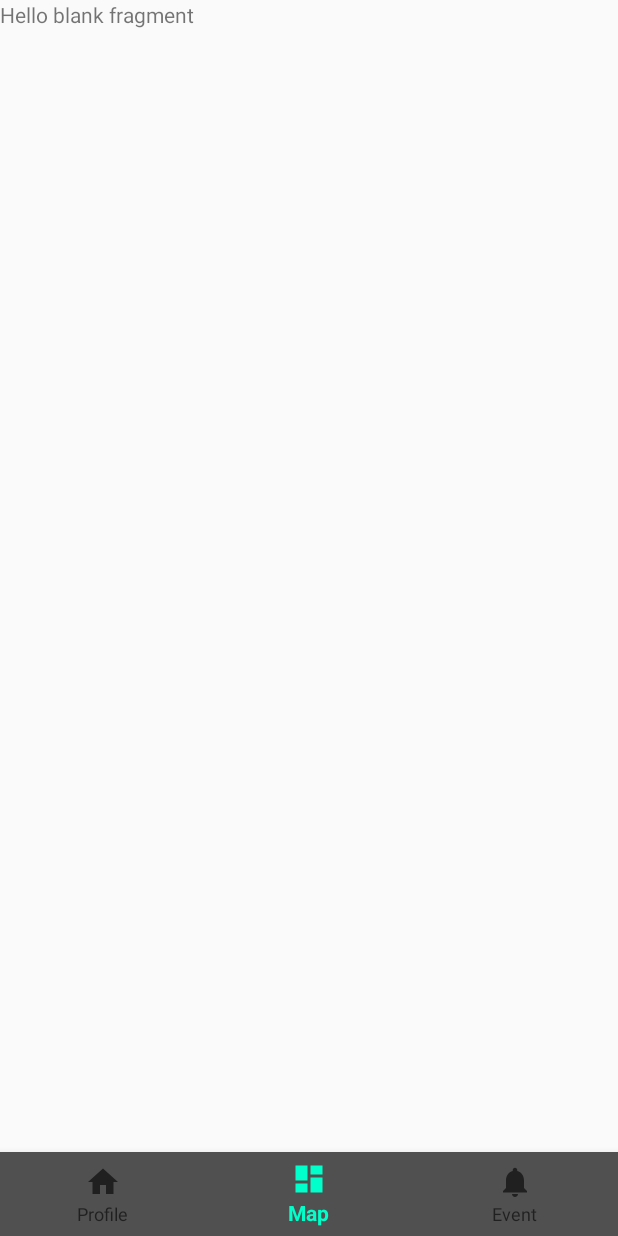
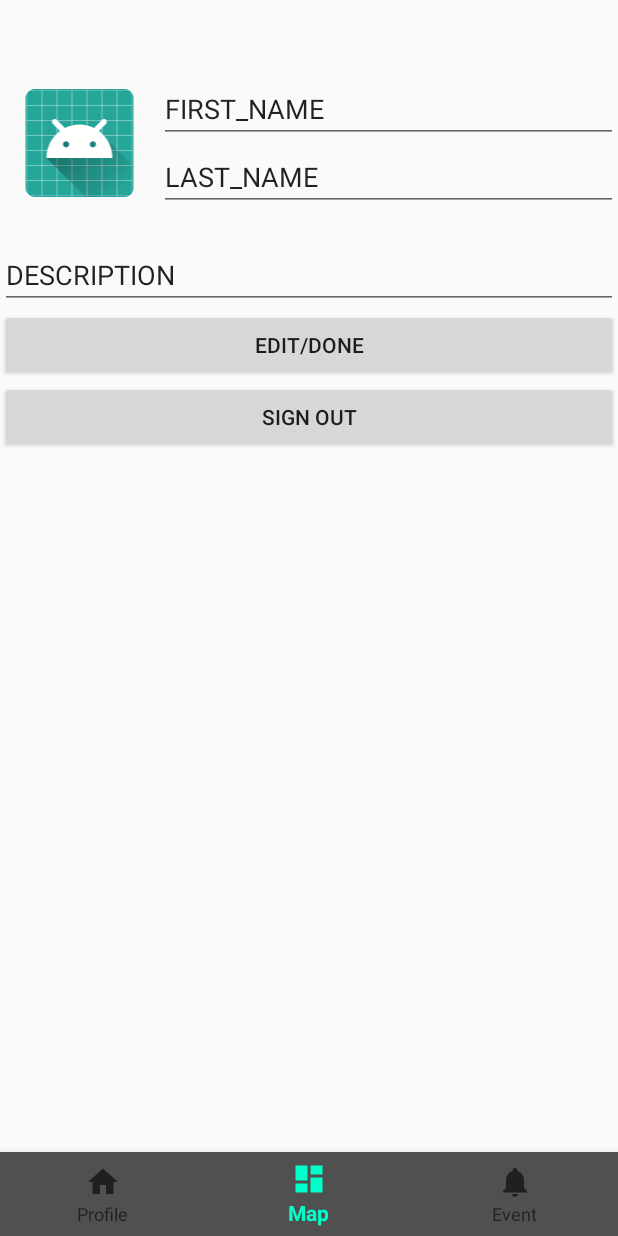
Before and after one commit to osaesm/MeetupMarker, an Android app: the fragment ProfileFragment placed in its activity, on a phone screen of 412 x 824 dp. Run offline under Robolectric (Android 15) with nearby library versions, the phone set to English and light mode, and no system bars.

Commit message:
start profile fragment

```diff
--- a/app/src/main/res/layout/fragment_event.xml
+++ b/app/src/main/res/layout/fragment_event.xml
@@ -8,6 +8,6 @@
     <TextView
         android:layout_width="match_parent"
         android:layout_height="match_parent"
-        android:text="@string/hello_blank_fragment" />
+        android:text="in EVENT Fragment" />
 
 </FrameLayout>
--- a/app/src/main/res/layout/fragment_map_activity.xml
+++ b/app/src/main/res/layout/fragment_map_activity.xml
@@ -8,6 +8,6 @@
     <TextView
         android:layout_width="match_parent"
         android:layout_height="match_parent"
-        android:text="@string/hello_blank_fragment" />
+        android:text="in MAP Fragment" />
 
 </FrameLayout>
--- a/app/src/main/res/layout/fragment_profile.xml
+++ b/app/src/main/res/layout/fragment_profile.xml
@@ -1,13 +1,77 @@
 <FrameLayout xmlns:android="http://schemas.android.com/apk/res/android"
+    xmlns:app="http://schemas.android.com/apk/res-auto"
     xmlns:tools="http://schemas.android.com/tools"
     android:layout_width="match_parent"
     android:layout_height="match_parent"
     tools:context="io.github.danisharsalan.meetupmarker.ProfileFragment">
 
     <!-- TODO: Update blank fragment layout -->
-    <TextView
+
+    <LinearLayout
         android:layout_width="match_parent"
         android:layout_height="match_parent"
-        android:text="@string/hello_blank_fragment" />
+        android:orientation="vertical">
 
+        <LinearLayout
+            android:layout_width="match_parent"
+            android:layout_height="wrap_content"
+            android:layout_marginTop="50dp"
+            android:orientation="horizontal">
+
+            <ImageView
+                android:id="@+id/imageView2"
+                android:layout_width="211dp"
+                android:layout_height="wrap_content"
+                android:layout_gravity="center"
+                android:layout_marginTop="0dp"
+                android:layout_weight="1"
+                android:src="@mipmap/ic_launcher" />
+
+            <LinearLayout
+                android:layout_width="match_parent"
+                android:layout_height="wrap_content"
+                android:layout_weight="1"
+                android:orientation="vertical">
+
+                <EditText
+                    android:id="@+id/editText"
+                    android:layout_width="match_parent"
+                    android:layout_height="wrap_content"
+                    android:ems="10"
+                    android:inputType="textPersonName"
+                    android:text="FIRST_NAME" />
+
+                <EditText
+                    android:id="@+id/editText2"
+                    android:layout_width="match_parent"
+                    android:layout_height="wrap_content"
+                    android:ems="10"
+                    android:inputType="textPersonName"
+                    android:text="LAST_NAME" />
+            </LinearLayout>
+
+        </LinearLayout>
+
+        <EditText
+            android:id="@+id/editText3"
+            android:layout_width="match_parent"
+            android:layout_height="wrap_content"
+            android:layout_marginTop="20dp"
+            android:ems="10"
+            android:inputType="textPersonName"
+            android:text="DESCRIPTION" />
+
+        <Button
+            android:id="@+id/button2"
+            android:layout_width="match_parent"
+            android:layout_height="wrap_content"
+            android:text="EDIT/DONE" />
+
+        <Button
+            android:id="@+id/button3"
+            android:layout_width="match_parent"
+            android:layout_height="wrap_content"
+            android:text="SIGN OUT" />
+
+    </LinearLayout>
 </FrameLayout>
```
